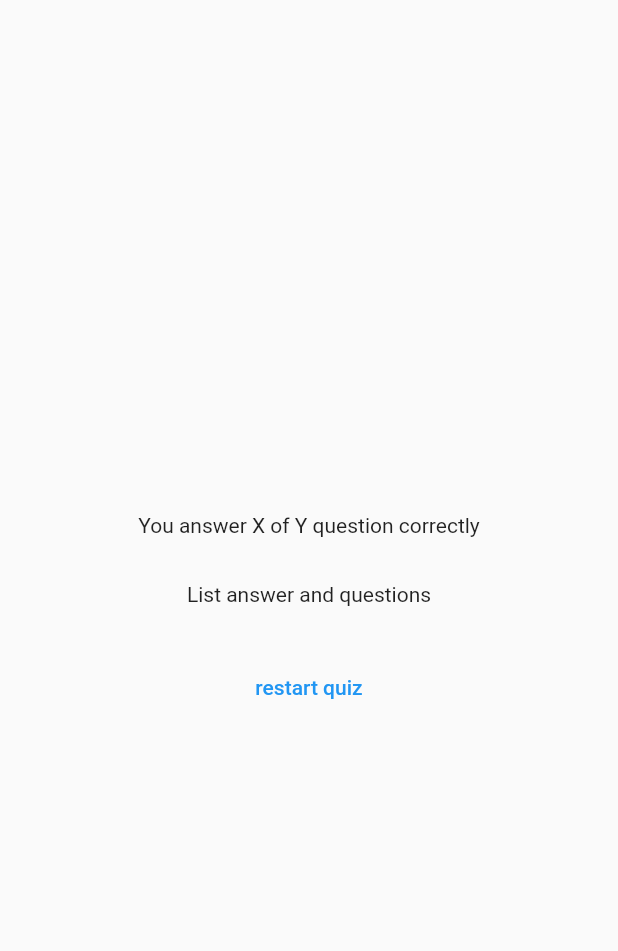
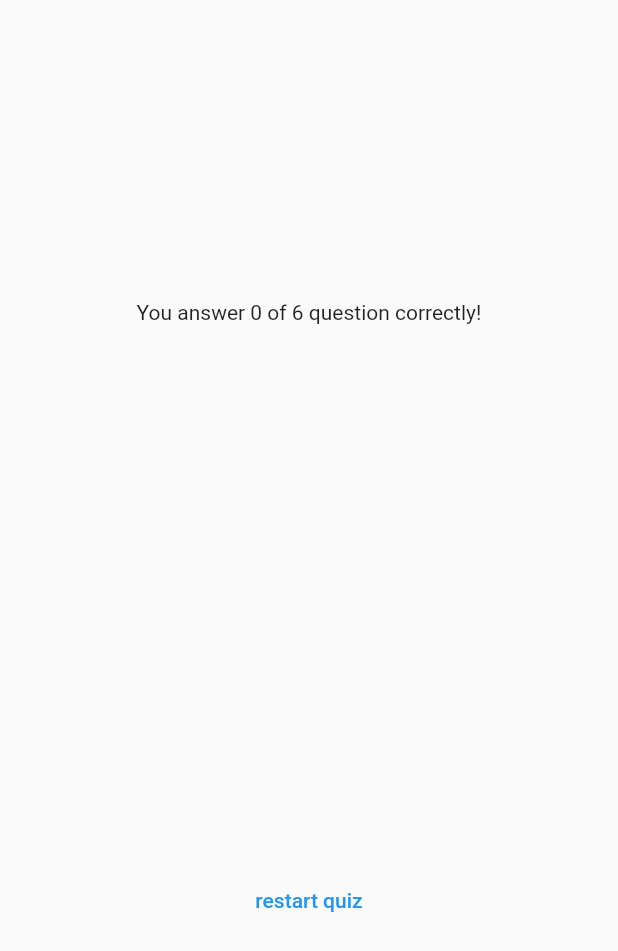
Before and after one commit to AmaniAlnabhani/QuizApp, a Flutter app: the ResultsScreen widget shown alone on an empty page, opened directly with empty values, on a phone screen of 412 x 824 dp. Shown: the top 951 px of the screen. Run offline on Flutter 3.47's test engine with Material 2 defaults, Android fonts, the phone set to English and light mode, and no system bars; our stand-ins replace google_fonts.

Commit message:
changes in result screen

```diff
--- /dev/null
+++ b/lib/questions_summary.dart
@@ -0,0 +1,39 @@
+import 'package:flutter/material.dart';
+
+class QuestionsSummary extends StatelessWidget {
+  const QuestionsSummary(this.summaryData, {super.key});
+
+  final List<Map<String, Object>> summaryData;
+
+  @override
+  Widget build(BuildContext context) {
+    return SizedBox(
+      height:300 ,
+      child: SingleChildScrollView(
+        child: Column(
+          children: summaryData.map(
+                (data) {
+              return Row(
+                children: [
+                  Text(((data['question_index'] as int) + 1).toString()),
+                  Expanded(
+                    child: Column(
+                      children: [
+                        Text(data['question'] as String),
+                        const SizedBox(
+                          height: 5,
+                        ),
+                        Text(data['user_answer'] as String),
+                        Text(data['correct_answer'] as String),
+                      ],
+                    ),
+                  ),
+                ],
+              );
+            },
+          ).toList(),
+        ),
+      ),
+    );
+  }
+}
--- a/lib/quiz.dart
+++ b/lib/quiz.dart
@@ -47,7 +47,8 @@ class _QuizState extends State<Quiz>{
       screenWidget=  QuestionsScreen(
         onSelectAnswer:chooseAnswer,);}
     if(activeScreen == 'results_screen'){
-      screenWidget= ResultsScreen(choosenAnswers: selectedAnswer,);
+      screenWidget= ResultsScreen(
+        chosenAnswers: selectedAnswer,);
     }
 
 
--- a/lib/results_screen.dart
+++ b/lib/results_screen.dart
@@ -1,12 +1,31 @@
-import 'package:flutter/cupertino.dart';
+
 import 'package:flutter/material.dart';
+import 'package:quiz_app/data/questions.dart';
+import 'package:quiz_app/questions_summary.dart';
 
 class ResultsScreen extends StatelessWidget {
-  const ResultsScreen({super.key, required this.choosenAnswers});
-  final List<String> choosenAnswers;
-
+  const ResultsScreen({super.key, required this.chosenAnswers});
+  final List<String> chosenAnswers;
+  List<Map<String,Object>> getSummaryData(){
+  final List<Map<String,Object>> summary=[];
+  for(var i=0;i<chosenAnswers.length; i++){
+    summary.add({
+      //i is index
+      'question_index': i,
+      'question':questions[i].text,
+      'correct_answer':questions[i].answers[0],
+      'user_answer':chosenAnswers[i],
+    },);
+  }
+  return summary;
+  }
   @override
   Widget build(BuildContext context) {
+    final summaryData = getSummaryData();
+    final numTotalQuestions =questions.length;
+    final numCorrectQuestions = summaryData.where((data) {
+      return data['user_answer'] == data['correct_answer'];
+    }).length;
     return SizedBox(
       width: double.infinity,
       child: Container(
@@ -14,9 +33,9 @@ class ResultsScreen extends StatelessWidget {
         child: Column(
           mainAxisAlignment: MainAxisAlignment.center ,
           children:  [
-            const Text('You answer X of Y question correctly'),
+             Text('You answer $numCorrectQuestions of $numTotalQuestions question correctly!',),
             const SizedBox(height: 30,),
-            const Text('List answer and questions'),
+            QuestionsSummary(summaryData),
             const SizedBox(height: 30,),
             TextButton(
                 onPressed: (){},
```
